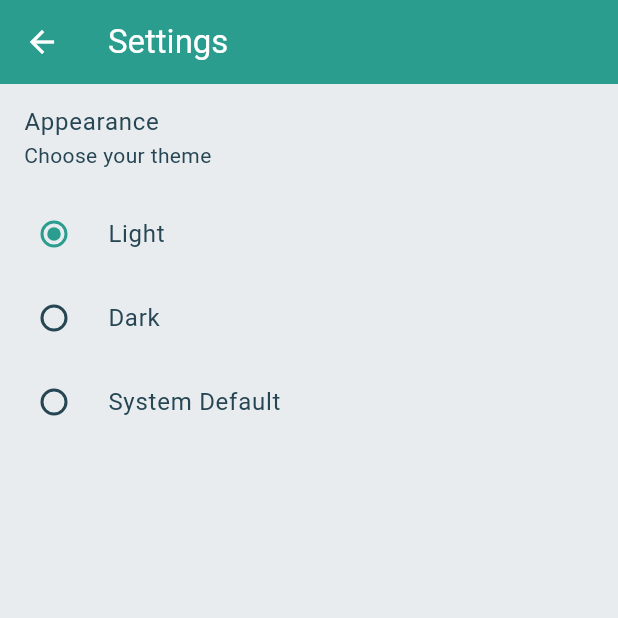
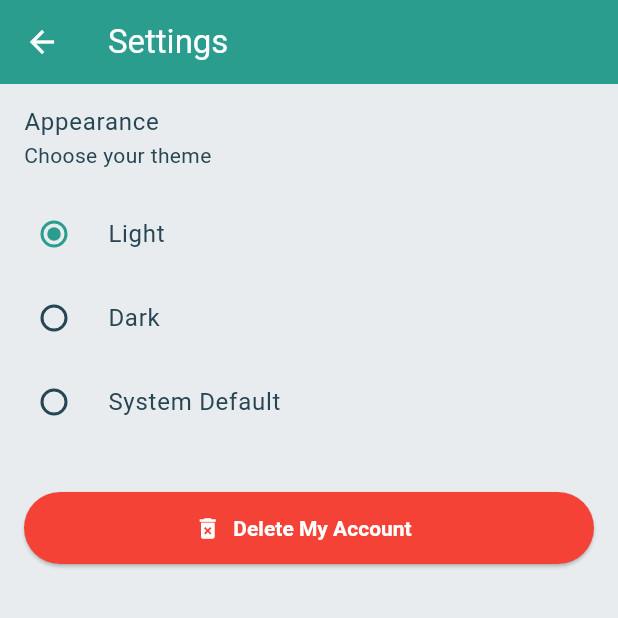
Before and after one commit to eng618/HomeHarmony, a Flutter app: the SettingsScreen screen opened directly with empty values, on a phone screen of 412 x 824 dp, the top half of it. Run offline on Flutter 3.47's test engine with Material 3 defaults, Android fonts, the light colour scheme and no system bars; our stand-ins replace cloud_firestore, firebase_auth, firebase_core, flutter_dotenv; accounts and stored records are empty; generated files the repository leaves out were written again.

Commit message:
feat: add account deletion functionality with confirmation dialog

```diff
--- a/lib/screens/profile/settings_screen.dart
+++ b/lib/screens/profile/settings_screen.dart
@@ -43,6 +43,51 @@ class SettingsScreen extends StatelessWidget {
               if (mode != null) onThemeModeChanged(mode);
             },
           ),
+          const SizedBox(height: 32),
+          Padding(
+            padding: const EdgeInsets.symmetric(horizontal: 16.0),
+            child: ElevatedButton.icon(
+              icon: const Icon(Icons.delete_forever),
+              label: const Text('Delete My Account'),
+              style: ElevatedButton.styleFrom(
+                backgroundColor: Theme.of(context).colorScheme.error,
+                foregroundColor: Colors.white,
+                minimumSize: const Size.fromHeight(48),
+              ),
+              onPressed: () async {
+                final confirmed = await showDialog<bool>(
+                  context: context,
+                  builder: (ctx) => AlertDialog(
+                    title: const Text('Delete Account'),
+                    content: const Text(
+                      'Are you sure you want to delete your account and all associated data? This action is irreversible.',
+                    ),
+                    actions: [
+                      TextButton(
+                        onPressed: () => Navigator.of(ctx).pop(false),
+                        child: const Text('Cancel'),
+                      ),
+                      ElevatedButton(
+                        style: ElevatedButton.styleFrom(
+                          backgroundColor: Theme.of(context).colorScheme.error,
+                        ),
+                        onPressed: () => Navigator.of(ctx).pop(true),
+                        child: const Text('Delete'),
+                      ),
+                    ],
+                  ),
+                );
+                if (confirmed == true) {
+                  // TODO: Implement account and data deletion logic here
+                  ScaffoldMessenger.of(context).showSnackBar(
+                    const SnackBar(
+                      content: Text('Account deletion not yet implemented.'),
+                    ),
+                  );
+                }
+              },
+            ),
+          ),
         ],
       ),
     );
```
